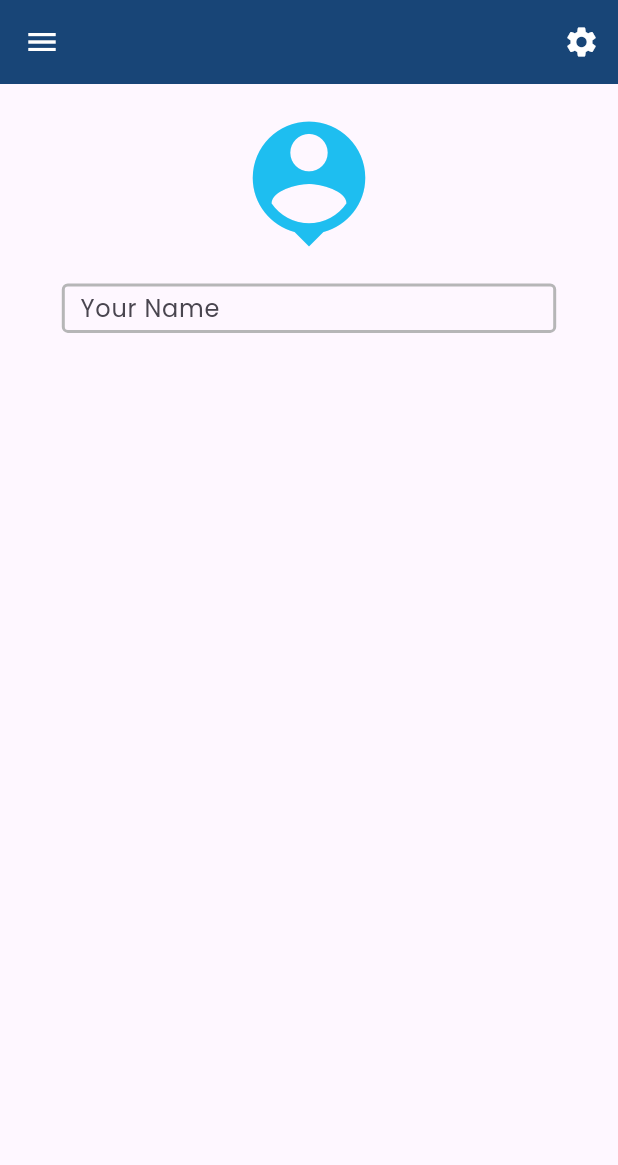
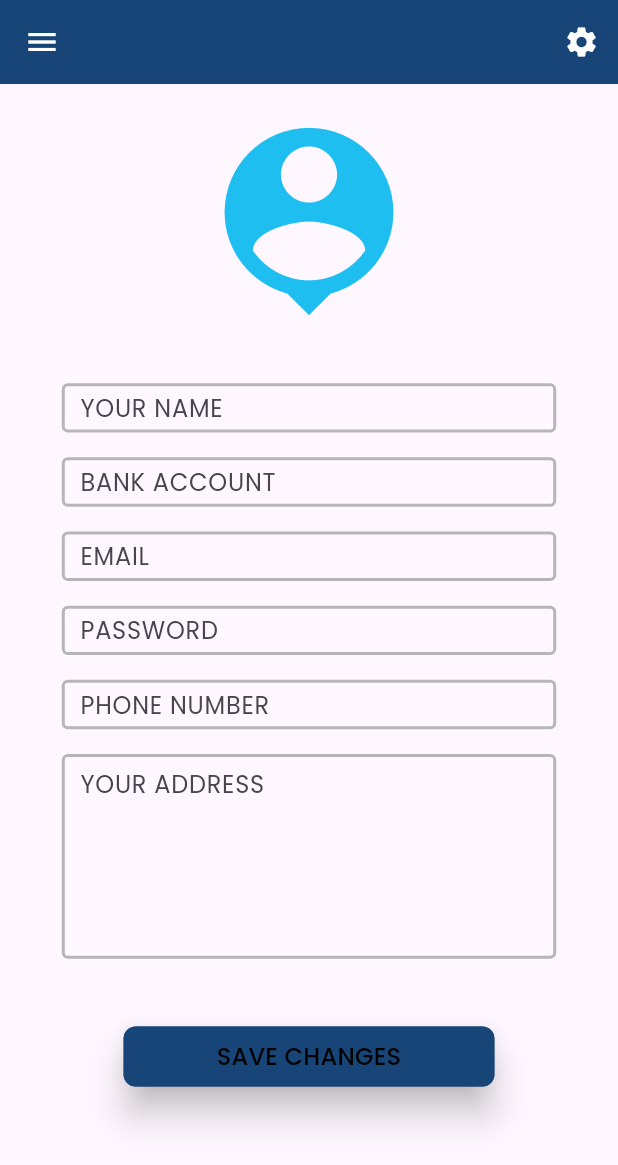
Before and after one commit to shayansaeed123/banking, a Flutter app: the screen it shows after launch, on a phone screen of 412 x 824 dp. Shown: the top 1165 px of the screen. Run offline on Flutter 3.47's test engine with Material 3 defaults, Android fonts, the phone set to English and light mode, and no system bars; our stand-ins replace google_fonts.

Commit message:
new update
new update

```diff
--- a/lib/views/account_screen.dart
+++ b/lib/views/account_screen.dart
@@ -1,3 +1,4 @@
+import 'package:banking/repo/widgets/button.dart';
 import 'package:banking/repo/widgets/text_field.dart';
 import 'package:flutter/material.dart';
 
@@ -41,19 +42,95 @@ class _AccountScreenState extends State<AccountScreen> {
           crossAxisAlignment: CrossAxisAlignment.center,
           children: [
             SizedBox(height: height*0.02,),
-            Icon(Icons.person_pin,color: AppColors.iconColor2,size: 100,),
-            SizedBox(height: height*0.02,),
+            Icon(Icons.person_pin,color: AppColors.iconColor2,size: 150,),
+            SizedBox(height: height*0.04,),
             Container(
               height: height*0.04,
               child: TextFiledWidget(
-                controller: email,
-                textHint: 'Your Name',
+                controller: name,
+                textHint: 'YOUR NAME',
                 textAlign: TextAlign.start,
                 textInputType: TextInputType.text,
                 obscureChara: '*',
                 obscure: false,
                 border: 4,
               ),
+            ),
+            SizedBox(height: height*0.02,),
+            Container(
+              height: height*0.04,
+              child: TextFiledWidget(
+                controller: account,
+                textHint: 'BANK ACCOUNT',
+                textAlign: TextAlign.start,
+                textInputType: TextInputType.text,
+                obscureChara: '*',
+                obscure: false,
+                border: 4,
+              ),
+            ),
+            SizedBox(height: height*0.02,),
+            Container(
+              height: height*0.04,
+              child: TextFiledWidget(
+                controller: email,
+                textHint: 'EMAIL',
+                textAlign: TextAlign.start,
+                textInputType: TextInputType.text,
+                obscureChara: '*',
+                obscure: false,
+                border: 4,
+              ),
+            ),
+            SizedBox(height: height*0.02,),
+            Container(
+              height: height*0.04,
+              child: TextFiledWidget(
+                controller: password,
+                textHint: 'PASSWORD',
+                textAlign: TextAlign.start,
+                textInputType: TextInputType.text,
+                obscureChara: '*',
+                obscure: false,
+                border: 4,
+              ),
+            ),
+            SizedBox(height: height*0.02,),
+            Container(
+              height: height*0.04,
+              child: TextFiledWidget(
+                controller: phone,
+                textHint: 'PHONE NUMBER',
+                textAlign: TextAlign.start,
+                textInputType: TextInputType.text,
+                obscureChara: '*',
+                obscure: false,
+                border: 4,
+              ),
+            ),
+            SizedBox(height: height*0.02,),
+            Container(
+            width: width * 0.8,
+            child: TextFormField(
+            controller: address,
+            textAlign: TextAlign.start,
+            keyboardType: TextInputType.text,
+            maxLines: 5,
+            decoration: InputDecoration(
+              border: OutlineInputBorder(borderRadius: BorderRadius.circular(4),borderSide: BorderSide(width: 2)),
+              enabledBorder: OutlineInputBorder(borderRadius: BorderRadius.circular(4),borderSide: BorderSide(color: AppColors.borderColor,width: 2)),
+              hintText: 'YOUR ADDRESS',
+              contentPadding: EdgeInsets.only(left: width*0.02,top: height*0.02),
+              focusedBorder: OutlineInputBorder(borderRadius: BorderRadius.circular(4),borderSide: BorderSide(color: AppColors.enableBorder,width: 2)),
+            ),
+          ),
+        ),
+            SizedBox(height: height*0.05,),
+            ButtonWidget(
+              onTap: (){},
+              text: 'SAVE CHANGES',
+              buttonTextColor: AppColors.buttonTextColor,
+              btnWidth: width*0.6,
             )
           ],
         ),
```
